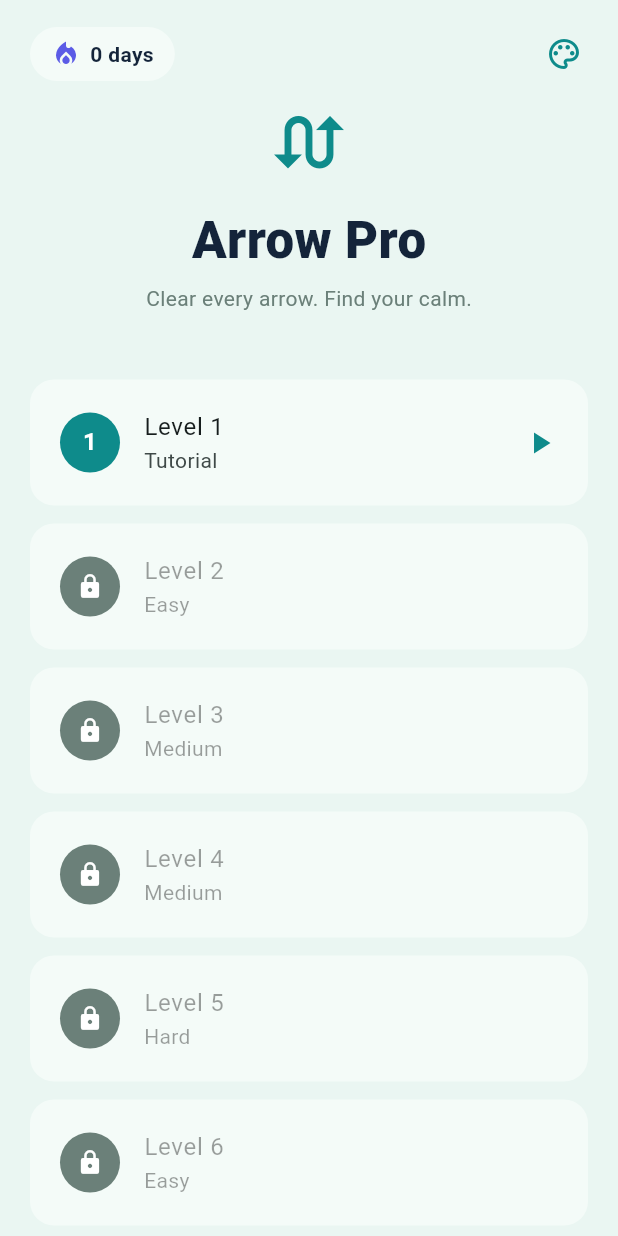
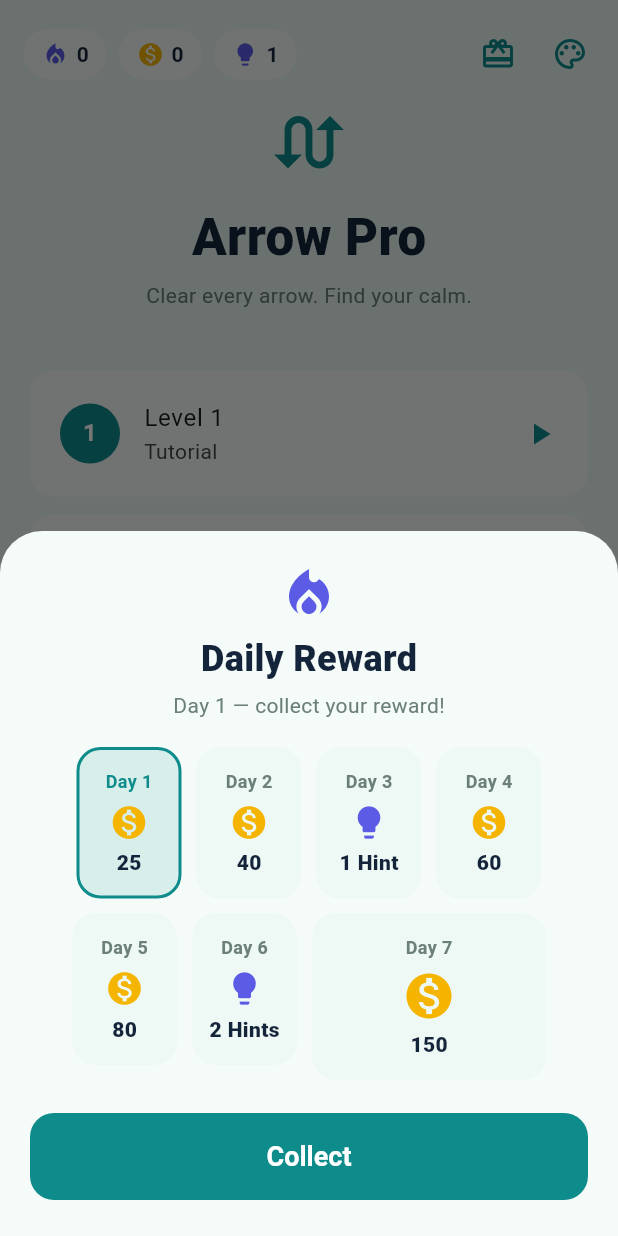
Before and after one commit to faria-islam-mily/Arrows_pro, a Flutter app: the screen it shows after launch, on a phone screen of 412 x 824 dp. Run offline on Flutter 3.47's test engine with Material 3 defaults, Android fonts, the phone set to English and light mode, and no system bars; our stand-ins replace audioplayers, shared_preferences.

Commit message:
Add coins, hint tokens, and 7-day daily-streak rewards
- AppState: persistent coins + hint tokens + daily-reward cycle (advances on
  consecutive days, restarts on a miss), with claim/spend/earn methods.
- Daily reward bottom sheet: 7-day grid (coins + hint days, big day-7 chest),
  highlights today, marks collected; auto-shown once per app open.
- Earn coins on level complete (10 + 5/heart); win dialog shows +coins & stars.
- Hint now consumes a hint token, falling back to 30 coins; button shows count.
- Home header: streak / coins / hints chips + gift + theme buttons; level rows
  show earned star ratings.

Co-Authored-By: Claude Opus 4.8 (1M context) <noreply@anthropic.com>

```diff
--- /dev/null
+++ b/lib/data/daily_rewards.dart
@@ -0,0 +1,27 @@
+/// The 7-day daily-streak reward cycle (repeats). Many small rewards — coins
+/// most days, hint tokens on a couple, a bigger coin "chest" on day 7.
+enum RewardKind { coins, hint }
+
+class DailyReward {
+  const DailyReward(this.day, this.kind, this.amount);
+
+  final int day; // 1..7
+  final RewardKind kind;
+  final int amount;
+
+  bool get isCoins => kind == RewardKind.coins;
+  String get label =>
+      isCoins ? '$amount' : '$amount Hint${amount > 1 ? 's' : ''}';
+}
+
+const List<DailyReward> kDailyRewards = [
+  DailyReward(1, RewardKind.coins, 25),
+  DailyReward(2, RewardKind.coins, 40),
+  DailyReward(3, RewardKind.hint, 1),
+  DailyReward(4, RewardKind.coins, 60),
+  DailyReward(5, RewardKind.coins, 80),
+  DailyReward(6, RewardKind.hint, 2),
+  DailyReward(7, RewardKind.coins, 150), // big chest
+];
+
+DailyReward rewardForDay(int day) => kDailyRewards[(day - 1).clamp(0, 6)];
--- a/lib/screens/home_screen.dart
+++ b/lib/screens/home_screen.dart
@@ -2,15 +2,37 @@ import 'package:flutter/material.dart';
 
 import '../data/levels.dart';
 import '../state/app_scope.dart';
+import '../widgets/daily_reward_sheet.dart';
 import '../widgets/theme_picker.dart';
 import 'game_screen.dart';
 
-class HomeScreen extends StatelessWidget {
+class HomeScreen extends StatefulWidget {
   const HomeScreen({super.key});
 
   @override
+  State<HomeScreen> createState() => _HomeScreenState();
+}
+
+class _HomeScreenState extends State<HomeScreen> {
+  bool _checkedDaily = false;
+
+  @override
+  void didChangeDependencies() {
+    super.didChangeDependencies();
+    // Offer the daily reward once per app open (if not already collected today).
+    if (_checkedDaily) return;
+    _checkedDaily = true;
+    final state = AppScope.read(context);
+    if (state.canClaimDaily) {
+      WidgetsBinding.instance.addPostFrameCallback((_) {
+        if (mounted) showDailyRewardSheet(context);
+      });
+    }
+  }
+
+  @override
   Widget build(BuildContext context) {
-    final state = context.appState; // rebuilds on theme/progress change
+    final state = context.appState; // rebuilds on coins/progress/theme change
     final palette = context.palette;
 
     return Scaffold(
@@ -18,11 +40,32 @@ class HomeScreen extends StatelessWidget {
         child: Column(
           children: [
             Padding(
-              padding: const EdgeInsets.fromLTRB(20, 12, 12, 0),
+              padding: const EdgeInsets.fromLTRB(16, 12, 8, 0),
               child: Row(
                 children: [
-                  _StreakChip(streak: state.streak),
+                  _Chip(
+                    icon: Icons.local_fire_department,
+                    iconColor: palette.accent,
+                    label: '${state.streak}',
+                  ),
+                  const SizedBox(width: 8),
+                  _Chip(
+                    icon: Icons.monetization_on,
+                    iconColor: const Color(0xFFF4B400),
+                    label: '${state.coins}',
+                  ),
+                  const SizedBox(width: 8),
+                  _Chip(
+                    icon: Icons.lightbulb,
+                    iconColor: palette.accent,
+                    label: '${state.hints}',
+                  ),
                   const Spacer(),
+                  IconButton(
+                    tooltip: 'Daily reward',
+                    onPressed: () => showDailyRewardSheet(context),
+                    icon: Icon(Icons.card_giftcard, color: palette.primary),
+                  ),
                   IconButton(
                     tooltip: 'Theme',
                     onPressed: () => showThemePicker(context),
@@ -33,7 +76,7 @@ class HomeScreen extends StatelessWidget {
             ),
             const SizedBox(height: 8),
             Icon(Icons.swap_calls, size: 56, color: palette.primary),
-            const SizedBox(height: 12),
+            const SizedBox(height: 10),
             const Text(
               'Arrow Pro',
               style: TextStyle(fontSize: 34, fontWeight: FontWeight.w800),
@@ -43,7 +86,7 @@ class HomeScreen extends StatelessWidget {
               'Clear every arrow. Find your calm.',
               style: TextStyle(color: palette.textMuted),
             ),
-            const SizedBox(height: 24),
+            const SizedBox(height: 20),
             Expanded(
               child: ListView.separated(
                 padding: const EdgeInsets.all(20),
@@ -52,6 +95,7 @@ class HomeScreen extends StatelessWidget {
                 itemBuilder: (context, i) {
                   final level = kLevels[i];
                   final unlocked = state.isUnlocked(level.number);
+                  final stars = state.starsFor(level.number);
                   return Material(
                     color: palette.surface,
                     borderRadius: BorderRadius.circular(16),
@@ -79,7 +123,9 @@ class HomeScreen extends StatelessWidget {
                       title: Text('Level ${level.number}'),
                       subtitle: Text(level.difficulty),
                       trailing: unlocked
-                          ? Icon(Icons.play_arrow, color: palette.primary)
+                          ? (stars > 0
+                              ? _Stars(stars: stars)
+                              : Icon(Icons.play_arrow, color: palette.primary))
                           : null,
                       onTap: unlocked
                           ? () => Navigator.of(context).push(
@@ -100,16 +146,18 @@ class HomeScreen extends StatelessWidget {
   }
 }
 
-class _StreakChip extends StatelessWidget {
-  const _StreakChip({required this.streak});
+class _Chip extends StatelessWidget {
+  const _Chip({required this.icon, required this.iconColor, required this.label});
 
-  final int streak;
+  final IconData icon;
+  final Color iconColor;
+  final String label;
 
   @override
   Widget build(BuildContext context) {
     final palette = context.palette;
     return Container(
-      padding: const EdgeInsets.symmetric(horizontal: 14, vertical: 8),
+      padding: const EdgeInsets.symmetric(horizontal: 12, vertical: 7),
       decoration: BoxDecoration(
         color: palette.surface,
         borderRadius: BorderRadius.circular(20),
@@ -117,14 +165,32 @@ class _StreakChip extends StatelessWidget {
       child: Row(
         mainAxisSize: MainAxisSize.min,
         children: [
-          Icon(Icons.local_fire_department, color: palette.accent, size: 20),
-          const SizedBox(width: 6),
-          Text(
-            '$streak day${streak == 1 ? '' : 's'}',
-            style: const TextStyle(fontWeight: FontWeight.w700),
-          ),
+          Icon(icon, color: iconColor, size: 18),
+          const SizedBox(width: 5),
+          Text(label, style: const TextStyle(fontWeight: FontWeight.w700)),
         ],
       ),
     );
   }
 }
+
+class _Stars extends StatelessWidget {
+  const _Stars({required this.stars});
+
+  final int stars;
+
+  @override
+  Widget build(BuildContext context) {
+    return Row(
+      mainAxisSize: MainAxisSize.min,
+      children: [
+        for (var i = 0; i < 3; i++)
+          Icon(
+            i < stars ? Icons.star : Icons.star_border,
+            size: 16,
+            color: const Color(0xFFF4B400),
+          ),
+      ],
+    );
+  }
+}
--- a/lib/state/app_state.dart
+++ b/lib/state/app_state.dart
@@ -1,5 +1,6 @@
 import 'package:flutter/foundation.dart';
 
+import '../data/daily_rewards.dart';
 import 'storage.dart';
 
 /// Persistent app-wide state: selected theme, level progress, daily streak,
@@ -22,6 +23,10 @@ class AppState extends ChangeNotifier {
   static const _kMusic = 'musicOn';
   static const _kTutorialSeen = 'tutorialSeen';
   static const _kDailyDone = 'dailyDoneDate';
+  static const _kCoins = 'coins';
+  static const _kHints = 'hints';
+  static const _kRewardDay = 'rewardDay';
+  static const _kRewardClaimed = 'rewardClaimedDate';
 
   int _themeIndex = 0;
   int _unlockedLevel = 1; // highest level number the player may open
@@ -35,6 +40,11 @@ class AppState extends ChangeNotifier {
   bool _tutorialSeen = false;
   String? _dailyDone; // yyyy-mm-dd the daily challenge was last completed
 
+  int _coins = 0;
+  int _hints = 1; // start with one free hint
+  int _rewardDay = 0; // last claimed day in the 1..7 cycle (0 = none yet)
+  String? _rewardClaimed; // yyyy-mm-dd of the last daily-reward claim
+
   int get themeIndex => _themeIndex;
   int get unlockedLevel => _unlockedLevel;
   int get streak => _streak;
@@ -43,6 +53,21 @@ class AppState extends ChangeNotifier {
   bool get vibrationOn => _vibrationOn;
   bool get musicOn => _musicOn;
   bool get tutorialSeen => _tutorialSeen;
+  int get coins => _coins;
+  int get hints => _hints;
+
+  /// Today's daily reward can still be collected.
+  bool get canClaimDaily => _rewardClaimed != _dateKey(DateTime.now());
+
+  /// Which day of the 1..7 cycle is offered today (advances if yesterday was
+  /// claimed, restarts at 1 on a first visit or a missed day).
+  int get offeredRewardDay {
+    final now = _dateKey(DateTime.now());
+    final yesterday = _dateKey(DateTime.now().subtract(const Duration(days: 1)));
+    if (_rewardClaimed == now) return _rewardDay; // already claimed today
+    if (_rewardClaimed == yesterday) return _rewardDay >= 7 ? 1 : _rewardDay + 1;
+    return 1; // first visit or a broken streak → restart the cycle
+  }
 
   bool isUnlocked(int levelNumber) => levelNumber <= _unlockedLevel;
 
@@ -71,6 +96,62 @@ class AppState extends ChangeNotifier {
     _musicOn = _storage.getBool(_kMusic, true);
     _tutorialSeen = _storage.getBool(_kTutorialSeen, false);
     _dailyDone = _storage.getString(_kDailyDone);
+    _coins = _storage.getInt(_kCoins, 0);
+    _hints = _storage.getInt(_kHints, 1);
+    _rewardDay = _storage.getInt(_kRewardDay, 0);
+    _rewardClaimed = _storage.getString(_kRewardClaimed);
+  }
+
+  Future<void> addCoins(int n) async {
+    if (n == 0) return;
+    _coins += n;
+    notifyListeners();
+    await _storage.setInt(_kCoins, _coins);
+  }
+
+  /// Spend coins if affordable; returns true on success.
+  Future<bool> spendCoins(int n) async {
+    if (_coins < n) return false;
+    _coins -= n;
+    notifyListeners();
+    await _storage.setInt(_kCoins, _coins);
+    return true;
+  }
+
+  Future<void> addHints(int n) async {
+    _hints += n;
+    notifyListeners();
+    await _storage.setInt(_kHints, _hints);
+  }
+
+  /// Consume one hint token; returns true if one was available.
+  Future<bool> useHint() async {
+    if (_hints <= 0) return false;
+    _hints -= 1;
+    notifyListeners();
+    await _storage.setInt(_kHints, _hints);
+    return true;
+  }
+
+  /// Claim today's daily reward. Returns the granted reward, or null if it was
+  /// already claimed today.
+  Future<DailyReward?> claimDailyReward() async {
+    if (!canClaimDaily) return null;
+    final day = offeredRewardDay;
+    final reward = rewardForDay(day);
+    _rewardDay = day;
+    _rewardClaimed = _dateKey(DateTime.now());
+    if (reward.isCoins) {
+      _coins += reward.amount;
+    } else {
+      _hints += reward.amount;
+    }
+    notifyListeners();
+    await _storage.setInt(_kRewardDay, _rewardDay);
+    await _storage.setString(_kRewardClaimed, _rewardClaimed!);
+    await _storage.setInt(_kCoins, _coins);
+    await _storage.setInt(_kHints, _hints);
+    return reward;
   }
 
   Future<void> setTheme(int index) async {
--- /dev/null
+++ b/lib/widgets/daily_reward_sheet.dart
@@ -0,0 +1,161 @@
+import 'package:flutter/material.dart';
+
+import '../data/daily_rewards.dart';
+import '../services/audio_service.dart';
+import '../state/app_scope.dart';
+
+/// Shows the 7-day daily-streak reward grid. The player collects today's
+/// reward; collected days are checked, today's is highlighted.
+Future<void> showDailyRewardSheet(BuildContext context) {
+  return showModalBottomSheet<void>(
+    context: context,
+    isScrollControlled: true,
+    backgroundColor: context.palette.surface,
+    shape: const RoundedRectangleBorder(
+      borderRadius: BorderRadius.vertical(top: Radius.circular(28)),
+    ),
+    builder: (_) => const _DailyRewardBody(),
+  );
+}
+
+class _DailyRewardBody extends StatefulWidget {
+  const _DailyRewardBody();
+
+  @override
+  State<_DailyRewardBody> createState() => _DailyRewardBodyState();
+}
+
+class _DailyRewardBodyState extends State<_DailyRewardBody> {
+  @override
+  Widget build(BuildContext context) {
+    final state = AppScope.of(context);
+    final palette = context.palette;
+    final claimable = state.canClaimDaily;
+    final offered = state.offeredRewardDay;
+    final collectedUpTo = claimable ? offered - 1 : offered;
+
+    return SafeArea(
+      child: Padding(
+        padding: const EdgeInsets.fromLTRB(20, 22, 20, 24),
+        child: Column(
+          mainAxisSize: MainAxisSize.min,
+          children: [
+            Icon(Icons.local_fire_department, color: palette.accent, size: 40),
+            const SizedBox(height: 6),
+            Text(
+              'Daily Reward',
+              style: TextStyle(
+                fontSize: 24,
+                fontWeight: FontWeight.w800,
+                color: palette.arrow,
+              ),
+            ),
+            const SizedBox(height: 4),
+            Text(
+              claimable
+                  ? 'Day $offered — collect your reward!'
+                  : 'Come back tomorrow for Day '
+                      '${offered >= 7 ? 1 : offered + 1}',
+              style: TextStyle(color: palette.textMuted),
+            ),
+            const SizedBox(height: 18),
+            Wrap(
+              spacing: 10,
+              runSpacing: 10,
+              alignment: WrapAlignment.center,
+              children: [
+                for (var day = 1; day <= 7; day++)
+                  _RewardCell(
+                    reward: rewardForDay(day),
+                    collected: day <= collectedUpTo,
+                    isToday: claimable && day == offered,
+                    big: day == 7,
+                  ),
+              ],
+            ),
+            const SizedBox(height: 22),
+            SizedBox(
+              width: double.infinity,
+              child: FilledButton(
+                onPressed: claimable
+                    ? () async {
+                        final reward = await state.claimDailyReward();
+                        if (reward != null) AudioService.instance.sfx('win');
+                        if (context.mounted) setState(() {});
+                      }
+                    : () => Navigator.of(context).pop(),
+                child: Text(claimable ? 'Collect' : 'Continue'),
+              ),
+            ),
+          ],
+        ),
+      ),
+    );
+  }
+}
+
+class _RewardCell extends StatelessWidget {
+  const _RewardCell({
+    required this.reward,
+    required this.collected,
+    required this.isToday,
+    required this.big,
+  });
+
+  final DailyReward reward;
+  final bool collected;
+  final bool isToday;
+  final bool big;
+
+  @override
+  Widget build(BuildContext context) {
+    final palette = context.palette;
+    final w = big ? 156.0 : 70.0;
+    final accent = isToday ? palette.primary : palette.textMuted;
+
+    return Container(
+      width: w,
+      padding: const EdgeInsets.symmetric(vertical: 12, horizontal: 8),
+      decoration: BoxDecoration(
+        color: isToday
+            ? palette.primary.withValues(alpha: 0.12)
+            : palette.background.withValues(alpha: 0.6),
+        borderRadius: BorderRadius.circular(16),
+        border: Border.all(
+          color: isToday ? palette.primary : Colors.transparent,
+          width: 2,
+        ),
+      ),
+      child: Column(
+        children: [
+          Text(
+            'Day ${reward.day}',
+            style: TextStyle(
+              fontSize: 12,
+              fontWeight: FontWeight.w700,
+              color: accent,
+            ),
+          ),
+          const SizedBox(height: 6),
+          Icon(
+            reward.isCoins ? Icons.monetization_on : Icons.lightbulb,
+            color: collected
+                ? palette.textMuted.withValues(alpha: 0.5)
+                : (reward.isCoins
+                    ? const Color(0xFFF4B400)
+                    : palette.accent),
+            size: big ? 36 : 26,
+          ),
+          const SizedBox(height: 4),
+          Text(
+            collected ? '✓' : reward.label,
+            style: TextStyle(
+              fontWeight: FontWeight.w800,
+              color: collected ? palette.textMuted : palette.arrow,
+            ),
+          ),
+        ],
+      ),
+    );
+  }
+}
```
Also changed, not shown: lib/screens/game_screen.dart (+40 -2 lines).
